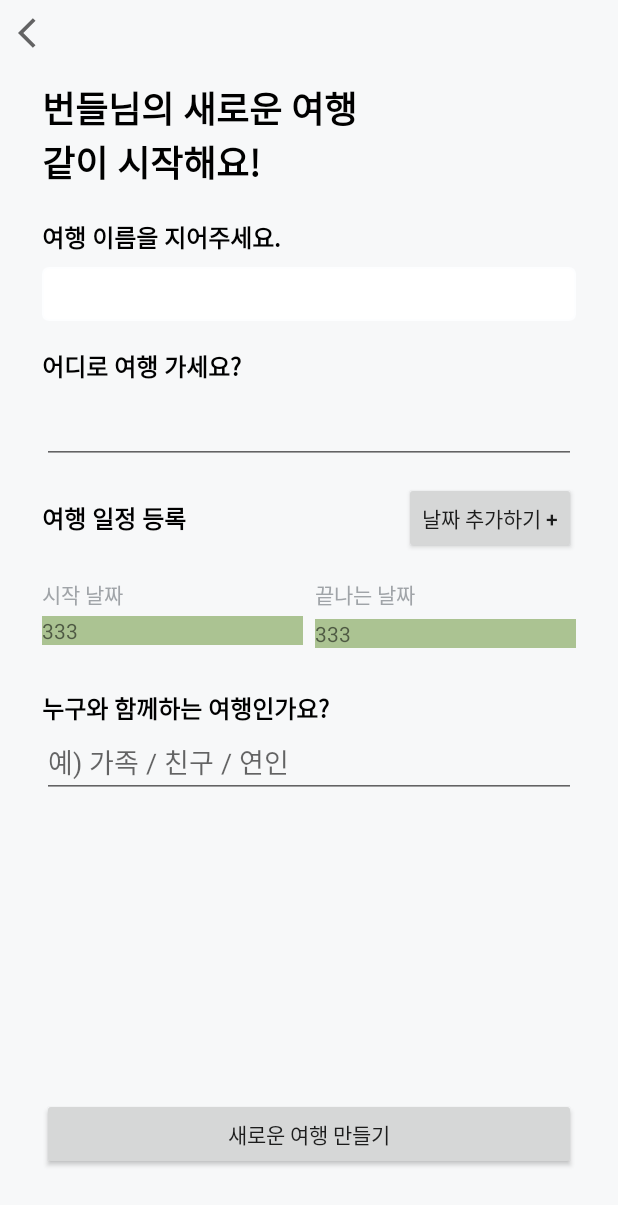
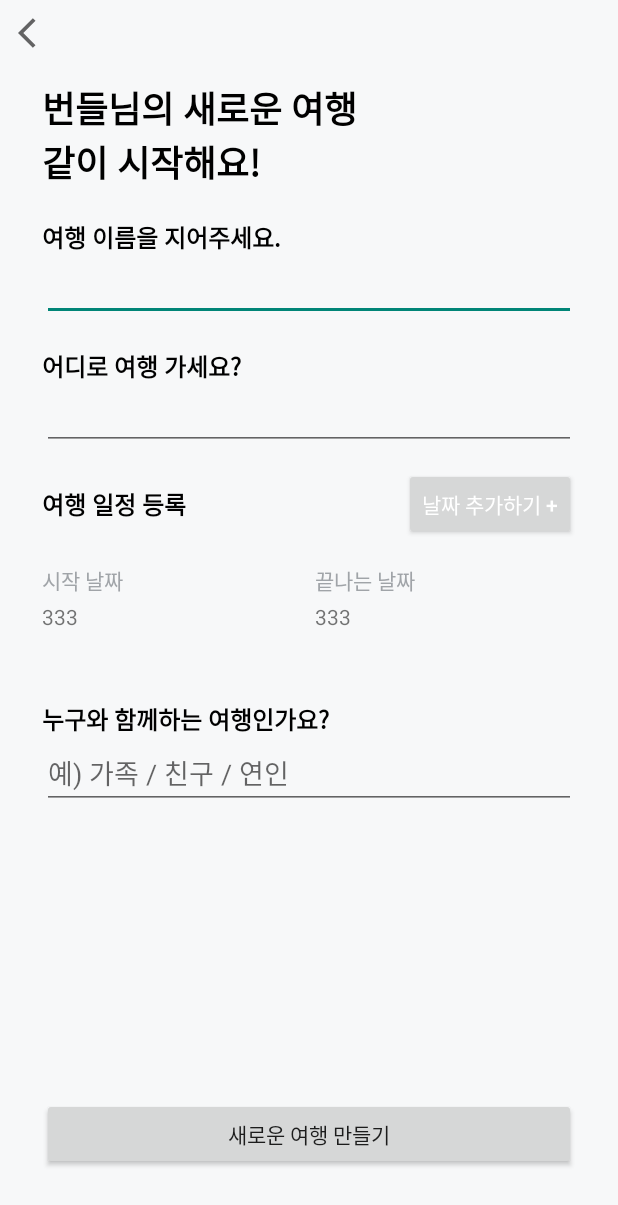
Before and after one commit to TeamDooRiBon/DooRi-Android, an Android app: the layout activity_new_travel.xml on its own in the app's theme, with its tools: preview values and no code run, on a phone screen of 412 x 824 dp. Shown: the top 1205 px of the screen. Run offline under Robolectric (Android 15) with nearby library versions, the phone set to English and light mode, and no system bars.

Commit message:
[ADD] #4 - 새로운 여행 view 마무리 작업 및 string 추가
- R.drawable에 추가했던 요소들 삭제

```diff
--- a/app/src/main/res/drawable/selector_edittext_add_travel.xml
+++ /dev/null
@@ -1,28 +0,0 @@
-<?xml version="1.0" encoding="utf-8"?>
-<selector xmlns:android="http://schemas.android.com/apk/res/android">
-    <!--포커스 받았을 때-->
-    <item android:state_focused="true">
-        <shape android:shape="rectangle">
-            <stroke
-                android:width="1dp"
-                android:color="#FDFEFF"/>
-            <corners
-                android:radius="4dp"/>
-            <solid
-                android:color="#FFFFFF"/>
-        </shape>
-    </item>
-
-    <!--포커스 받지 않은 상황일때-->
-    <item android:state_focused="false">
-        <shape android:shape="rectangle">
-            <stroke
-                android:width="1dp"
-                android:color="#EEEEEE"/>
-            <corners
-                android:radius="4dp"/>
-            <solid
-                android:color="#FFFFFF"/>
-        </shape>
-    </item>
-</selector>
--- a/app/src/main/res/layout/activity_new_travel.xml
+++ b/app/src/main/res/layout/activity_new_travel.xml
@@ -28,9 +28,9 @@
             android:layout_height="wrap_content"
             android:layout_marginStart="28dp"
             android:layout_marginTop="20dp"
+            android:text="@string/start_new_travel"
             android:textColor="@color/black"
             android:textSize="24sp"
-            android:text="@string/start_new_travel"
             android:textStyle="bold"
             app:layout_constraintStart_toStartOf="parent"
             app:layout_constraintTop_toBottomOf="@id/iv_back"
@@ -41,10 +41,10 @@
             android:layout_width="wrap_content"
             android:layout_height="wrap_content"
             android:layout_marginTop="20dp"
+            android:text="@string/write_travel_name"
             android:textColor="@color/black"
             android:textSize="16sp"
             android:textStyle="bold"
-            android:text="@string/write_travel_name"
             app:layout_constraintStart_toStartOf="@id/tv_start_new_travel"
             app:layout_constraintTop_toBottomOf="@id/tv_start_new_travel"
             tools:text="여행 이름을 지어주세요." />
@@ -55,7 +55,6 @@
             android:layout_height="36dp"
             android:layout_marginTop="8dp"
             android:layout_marginEnd="28dp"
-            android:background="@drawable/selector_edittext_add_travel"
             app:layout_constraintEnd_toEndOf="parent"
             app:layout_constraintStart_toStartOf="@id/tv_start_new_travel"
             app:layout_constraintTop_toBottomOf="@id/tv_write_travel_name" />
@@ -65,10 +64,10 @@
             android:layout_width="wrap_content"
             android:layout_height="wrap_content"
             android:layout_marginTop="18dp"
+            android:text="@string/travel_place"
             android:textColor="@color/black"
             android:textSize="16sp"
             android:textStyle="bold"
-            android:text="@string/travel_place"
             app:layout_constraintStart_toStartOf="@id/tv_start_new_travel"
             app:layout_constraintTop_toBottomOf="@id/et_travel_name"
             tools:text="어디로 여행 가세요?" />
@@ -76,7 +75,7 @@
         <EditText
             android:id="@+id/et_travel_place"
             android:layout_width="0dp"
-            android:layout_height="wrap_content"
+            android:layout_height="36dp"
             android:layout_marginTop="8dp"
             android:layout_marginEnd="28dp"
             app:layout_constraintEnd_toEndOf="parent"
@@ -88,10 +87,10 @@
             android:layout_width="wrap_content"
             android:layout_height="wrap_content"
             android:layout_marginTop="24dp"
+            android:text="@string/register_travel_date"
             android:textColor="@color/black"
             android:textSize="16sp"
             android:textStyle="bold"
-            android:text="@string/register_travel_date"
             app:layout_constraintStart_toStartOf="@id/tv_start_new_travel"
             app:layout_constraintTop_toBottomOf="@id/et_travel_place"
             tools:text="여행 일정 등록" />
@@ -100,19 +99,20 @@
             android:id="@+id/bt_add_date"
             android:layout_width="wrap_content"
             android:layout_height="wrap_content"
+            android:text="@string/add_date"
             app:layout_constraintBottom_toBottomOf="@id/tv_travel_date"
             app:layout_constraintEnd_toEndOf="@id/et_travel_place"
             app:layout_constraintTop_toTopOf="@id/tv_travel_date"
-            android:text="@string/add_date"
-            tools:text="날짜 추가하기 +" />
+            tools:text="날짜 추가하기 +"
+            android:textColor="@color/white"/>
 
         <TextView
             android:id="@+id/tv_fix_start_date"
             android:layout_width="wrap_content"
             android:layout_height="wrap_content"
             android:layout_marginTop="28dp"
+            android:text="@string/start_date"
             android:textColor="#A0A4A8"
-            android:text="@string/start_date"
             app:layout_constraintStart_toStartOf="@id/tv_travel_date"
             app:layout_constraintTop_toBottomOf="@id/tv_travel_date"
             tools:text="시작 날짜" />
@@ -120,10 +120,9 @@
         <TextView
             android:id="@+id/tv_start_date"
             android:layout_width="0dp"
-            android:layout_height="wrap_content"
+            android:layout_height="36dp"
             android:layout_marginTop="4dp"
             android:layout_marginEnd="4dp"
-            android:background="#ABC392"
             app:layout_constraintEnd_toStartOf="@id/tv_end_date"
             app:layout_constraintStart_toStartOf="@id/tv_fix_start_date"
             app:layout_constraintTop_toBottomOf="@id/tv_fix_start_date"
@@ -134,8 +133,8 @@
             android:layout_width="wrap_content"
             android:layout_height="wrap_content"
             android:layout_marginTop="28dp"
+            android:text="@string/end_date"
             android:textColor="#A0A4A8"
-            android:text="@string/end_date"
             app:layout_constraintStart_toStartOf="@id/tv_end_date"
             app:layout_constraintTop_toBottomOf="@id/tv_travel_date"
             tools:text="끝나는 날짜" />
@@ -143,10 +142,8 @@
         <TextView
             android:id="@+id/tv_end_date"
             android:layout_width="0dp"
-            android:layout_height="wrap_content"
+            android:layout_height="36dp"
             android:layout_marginStart="4dp"
-            android:layout_marginTop="4dp"
-            android:background="#ABC392"
             app:layout_constraintBottom_toBottomOf="@id/tv_start_date"
             app:layout_constraintEnd_toEndOf="@id/et_travel_place"
             app:layout_constraintStart_toEndOf="@id/tv_start_date"
@@ -158,10 +155,10 @@
             android:layout_width="wrap_content"
             android:layout_height="wrap_content"
             android:layout_marginTop="30dp"
+            android:text="@string/traveL_people"
             android:textColor="@color/black"
             android:textSize="16sp"
             android:textStyle="bold"
-            android:text="@string/traveL_people"
             app:layout_constraintStart_toStartOf="@id/tv_start_new_travel"
             app:layout_constraintTop_toBottomOf="@id/tv_start_date"
             tools:text="누구와 함께하는 여행인가요?" />
@@ -178,6 +175,7 @@
             android:layout_width="0dp"
             android:layout_height="wrap_content"
             android:layout_marginBottom="44dp"
+            android:text="@string/build_new_travel"
             app:layout_constraintBottom_toBottomOf="parent"
             app:layout_constraintEnd_toEndOf="@id/et_travel_name"
             app:layout_constraintStart_toStartOf="@id/et_travel_name"
--- a/app/src/main/res/values/strings.xml
+++ b/app/src/main/res/values/strings.xml
@@ -9,4 +9,5 @@
     <string name="traveL_people">누구와 함께하는 여행인가요?</string>
     <string name="traveL_people_example">예) 가족 / 친구 / 연인</string>
     <string name="add_date">날짜 추가하기 +</string>
+    <string name="build_new_travel">새로운 여행 만들기</string>
 </resources>
```
